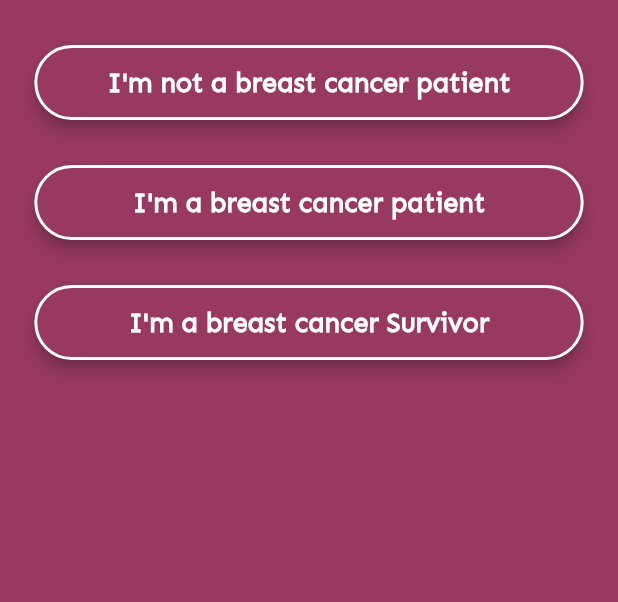
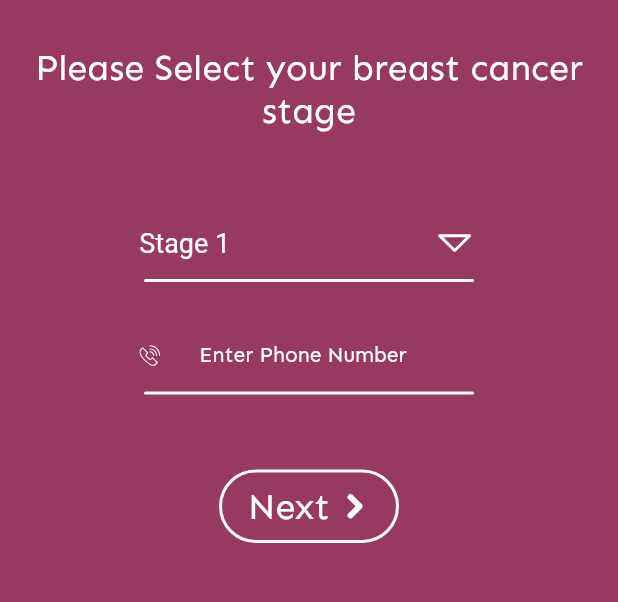
Before and after one commit to Vaibhav1197/YODHA-fighting_breast_cancer, a Flutter app: the CategoryScreen screen opened directly, after a tap on an icon or button, on a phone screen of 412 x 824 dp, the part 360-962 px from its top. Run offline on Flutter 3.47's test engine with Material 2 defaults, Android fonts, the phone set to English and light mode, and no system bars; our stand-ins replace flutter_svg.

Commit message:
completed stage selection screen

```diff
--- /dev/null
+++ b/Yodha/Flutter/lib/screens/cancer_patient_screens/stage_selection_screen.dart
@@ -0,0 +1,131 @@
+import 'package:flutter/material.dart';
+import 'package:flutter_svg/svg.dart';
+import 'package:ne_proj/const.dart';
+import 'package:ne_proj/widgets/app_logo.dart';
+import 'package:ne_proj/widgets/next_button.dart';
+import 'package:ne_proj/widgets/spacing.dart';
+
+class SelectStage extends StatefulWidget {
+  @override
+  _SelectStageState createState() => _SelectStageState();
+}
+
+class _SelectStageState extends State<SelectStage> {
+  int _value = 1;
+  @override
+  Widget build(BuildContext context) {
+    final size = MediaQuery.of(context).size;
+    return Scaffold(
+      body: Padding(
+        padding: EdgeInsets.fromLTRB(
+            size.width * 0.0555, 40, size.width * 0.0555, 0),
+        child: SingleChildScrollView(
+          child: Column(
+            crossAxisAlignment: CrossAxisAlignment.center,
+            children: [
+              AppLogo(),
+              WidgetSpacing(
+                top: 30,
+              ),
+              Text(
+                'Please Select your breast cancer stage',
+                style: primary,
+                textAlign: TextAlign.center,
+              ),
+              WidgetSpacing(
+                top: 50,
+              ),
+              //drop down to select stage
+              buildSelectStageDropDown(),
+              Container(
+                height: 2,
+                width: 220,
+                decoration: BoxDecoration(
+                    color: Colors.white,
+                    borderRadius: BorderRadius.circular(40)),
+              ),
+              WidgetSpacing(
+                top: 25,
+              ),
+              //phone number text field
+              buildPhoneNumberTextField(),
+              Container(
+                height: 2,
+                width: 220,
+                decoration: BoxDecoration(
+                    color: Colors.white,
+                    borderRadius: BorderRadius.circular(40)),
+              ),
+              WidgetSpacing(top: 50),
+              //Next Button
+              NextButton(onTap: () {})
+            ],
+          ),
+        ),
+      ),
+    );
+  }
+
+  Padding buildPhoneNumberTextField() {
+    return Padding(
+      padding: EdgeInsets.symmetric(horizontal: 70.0),
+      child: TextField(
+        style: primary.copyWith(fontSize: 16),
+        decoration: InputDecoration(
+            fillColor: Colors.red,
+            labelText: 'Enter Phone Number',
+            labelStyle: primary.copyWith(fontSize: 14),
+            border: InputBorder.none,
+            errorBorder: InputBorder.none,
+            contentPadding: EdgeInsets.zero,
+            icon: Padding(
+              padding: EdgeInsets.only(right: 10.0),
+              child: SvgPicture.asset(
+                'icons/call.svg',
+                height: 14,
+                width: 14,
+              ),
+            )),
+      ),
+    );
+  }
+
+  Padding buildSelectStageDropDown() {
+    return Padding(
+      padding: EdgeInsets.symmetric(horizontal: 70.0),
+      child: DropdownButton(
+          dropdownColor: Color(0xff973961),
+          style: primary.copyWith(fontSize: 18),
+          underline: Container(),
+          icon: SvgPicture.asset(
+            'icons/drop.svg',
+            height: 32,
+            width: 32,
+          ),
+          iconSize: 32,
+          isExpanded: true,
+          value: _value,
+          items: [
+            DropdownMenuItem(
+              child: Text("Stage 0"),
+              value: 0,
+            ),
+            DropdownMenuItem(
+              child: Text("Stage 1"),
+              value: 1,
+            ),
+            DropdownMenuItem(
+              child: Text("Stage 2"),
+              value: 2,
+            ),
+            DropdownMenuItem(child: Text("Stage 3"), value: 3),
+            DropdownMenuItem(child: Text("Stage 4"), value: 4)
+          ],
+          onChanged: (value) {
+            setState(() {
+              _value = value;
+            });
+          }),
+    );
+  }
+}
--- a/Yodha/Flutter/lib/screens/category_cscreen.dart
+++ b/Yodha/Flutter/lib/screens/category_cscreen.dart
@@ -1,4 +1,5 @@
 import 'package:flutter/material.dart';
+import 'package:ne_proj/screens/cancer_patient_screens/stage_selection_screen.dart';
 import 'package:ne_proj/screens/non_cancer_patient_screens/symptom_ques_screen.dart';
 import 'package:ne_proj/widgets/app_logo.dart';
 import 'package:ne_proj/widgets/base_container.dart';
@@ -40,7 +41,13 @@ class _CategoryScreenState extends State<CategoryScreen> {
               bottom: 30,
             ),
             GestureDetector(
-              onTap: () {},
+              onTap: () {
+                Navigator.push(
+                    context,
+                    MaterialPageRoute(
+                      builder: (context) => SelectStage(),
+                    ));
+              },
               child: BaseContainer(
                 title: 'I\'m a breast cancer patient',
               ),
--- a/Yodha/Flutter/lib/screens/non_cancer_patient_screens/result_screen.dart
+++ b/Yodha/Flutter/lib/screens/non_cancer_patient_screens/result_screen.dart
@@ -1,5 +1,4 @@
 import 'package:flutter/material.dart';
-import 'package:flutter_svg/flutter_svg.dart';
 import 'package:ne_proj/const.dart';
 import 'package:ne_proj/widgets/app_bar.dart';
 import 'package:ne_proj/widgets/base_container.dart';
```
Also changed, not shown: Yodha/Flutter/icons/drop.svg (added).
